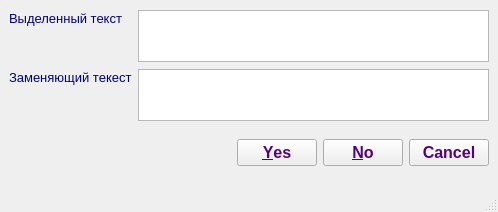
Qt form _internal/dialogue.ui (LeonidBolshakov/keyboard) before a commit.
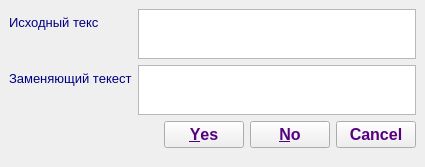
The same form after that commit. Custom widgets are drawn as their Qt base class.

What changed in the file:
```diff
--- a/_internal/dialogue.ui
+++ b/_internal/dialogue.ui
@@ -6,16 +6,16 @@
    <rect>
     <x>0</x>
     <y>0</y>
-    <width>498</width>
-    <height>212</height>
+    <width>425</width>
+    <height>167</height>
    </rect>
   </property>
   <property name="windowTitle">
    <string>Замена выделенного текста</string>
   </property>
   <widget class="QWidget" name="centralwidget">
-   <layout class="QGridLayout" name="gridLayout">
-    <item row="0" column="0">
+   <layout class="QVBoxLayout" name="verticalLayout">
+    <item>
      <layout class="QFormLayout" name="formLayout">
       <item row="0" column="0">
        <widget class="QLabel" name="label">
@@ -25,10 +25,16 @@
           <verstretch>0</verstretch>
          </sizepolicy>
         </property>
+        <property name="minimumSize">
+         <size>
+          <width>0</width>
+          <height>0</height>
+         </size>
+        </property>
         <property name="maximumSize">
          <size>
           <width>256</width>
-          <height>17</height>
+          <height>50</height>
          </size>
         </property>
         <property name="palette">
@@ -74,14 +80,17 @@
          </font>
         </property>
         <property name="text">
-         <string>Выделенный текст</string>
+         <string>Исходный текс</string>
         </property>
        </widget>
       </item>
       <item row="0" column="1">
-       <widget class="QTextBrowser" name="txtBrowSource">
+       <widget class="CustomTextEdit" name="txtEditSource">
+        <property name="enabled">
+         <bool>true</bool>
+        </property>
         <property name="sizePolicy">
-         <sizepolicy hsizetype="Expanding" vsizetype="Preferred">
+         <sizepolicy hsizetype="Expanding" vsizetype="Fixed">
           <horstretch>0</horstretch>
           <verstretch>0</verstretch>
          </sizepolicy>
@@ -89,67 +98,40 @@
         <property name="minimumSize">
          <size>
           <width>0</width>
-          <height>52</height>
+          <height>0</height>
          </size>
         </property>
         <property name="maximumSize">
          <size>
-          <width>1000000</width>
-          <height>22</height>
+          <width>16777215</width>
+          <height>50</height>
          </size>
         </property>
         <property name="palette">
          <palette>
           <active>
-           <colorrole role="WindowText">
-            <brush brushstyle="SolidPattern">
-             <color alpha="255">
-              <red>0</red>
-              <green>0</green>
-              <blue>0</blue>
-             </color>
-            </brush>
-           </colorrole>
            <colorrole role="Text">
             <brush brushstyle="SolidPattern">
              <color alpha="255">
               <red>0</red>
               <green>0</green>
-              <blue>255</blue>
+              <blue>127</blue>
              </color>
             </brush>
            </colorrole>
           </active>
           <inactive>
-           <colorrole role="WindowText">
-            <brush brushstyle="SolidPattern">
-             <color alpha="255">
-              <red>0</red>
-              <green>0</green>
-              <blue>0</blue>
-             </color>
-            </brush>
-           </colorrole>
            <colorrole role="Text">
             <brush brushstyle="SolidPattern">
              <color alpha="255">
               <red>0</red>
               <green>0</green>
-              <blue>255</blue>
+              <blue>127</blue>
              </color>
             </brush>
            </colorrole>
           </inactive>
           <disabled>
-           <colorrole role="WindowText">
-            <brush brushstyle="SolidPattern">
-             <color alpha="255">
-              <red>120</red>
-              <green>120</green>
-              <blue>120</blue>
-             </color>
-            </brush>
-           </colorrole>
            <colorrole role="Text">
             <brush brushstyle="SolidPattern">
              <color alpha="255">
@@ -177,10 +159,16 @@
           <verstretch>0</verstretch>
          </sizepolicy>
         </property>
+        <property name="minimumSize">
+         <size>
+          <width>0</width>
+          <height>0</height>
+         </size>
+        </property>
         <property name="maximumSize">
          <size>
           <width>256</width>
-          <height>17</height>
+          <height>50</height>
          </size>
         </property>
         <property name="palette">
@@ -231,9 +219,12 @@
        </widget>
       </item>
       <item row="1" column="1">
-       <widget class="QTextBrowser" name="txtBrowReplace">
+       <widget class="QTextEdit" name="txtEditReplace">
+        <property name="enabled">
+         <bool>true</bool>
+        </property>
         <property name="sizePolicy">
-         <sizepolicy hsizetype="Expanding" vsizetype="Expanding">
+         <sizepolicy hsizetype="Expanding" vsizetype="Fixed">
           <horstretch>0</horstretch>
           <verstretch>0</verstretch>
          </sizepolicy>
@@ -241,67 +232,40 @@
         <property name="minimumSize">
          <size>
           <width>0</width>
-          <height>52</height>
+          <height>0</height>
          </size>
         </property>
         <property name="maximumSize">
          <size>
-          <width>1000000</width>
-          <height>22</height>
+          <width>16777215</width>
+          <height>50</height>
          </size>
         </property>
         <property name="palette">
          <palette>
           <active>
-           <colorrole role="WindowText">
-            <brush brushstyle="SolidPattern">
-             <color alpha="255">
-              <red>0</red>
-              <green>0</green>
-              <blue>0</blue>
-             </color>
-            </brush>
-           </colorrole>
            <colorrole role="Text">
             <brush brushstyle="SolidPattern">
              <color alpha="255">
               <red>0</red>
               <green>0</green>
-              <blue>255</blue>
+              <blue>127</blue>
              </color>
             </brush>
            </colorrole>
           </active>
           <inactive>
-           <colorrole role="WindowText">
-            <brush brushstyle="SolidPattern">
-             <color alpha="255">
-              <red>0</red>
-              <green>0</green>
-              <blue>0</blue>
-             </color>
-            </brush>
-           </colorrole>
            <colorrole role="Text">
             <brush brushstyle="SolidPattern">
              <color alpha="255">
               <red>0</red>
               <green>0</green>
-              <blue>255</blue>
+              <blue>127</blue>
              </color>
             </brush>
            </colorrole>
           </inactive>
           <disabled>
-           <colorrole role="WindowText">
-            <brush brushstyle="SolidPattern">
-             <color alpha="255">
-              <red>120</red>
-              <green>120</green>
-              <blue>120</blue>
-             </color>
-            </brush>
-           </colorrole>
            <colorrole role="Text">
             <brush brushstyle="SolidPattern">
              <color alpha="255">
@@ -326,13 +290,13 @@
         <property name="minimumSize">
          <size>
           <width>0</width>
-          <height>50</height>
+          <height>0</height>
          </size>
         </property>
         <property name="maximumSize">
          <size>
           <width>16777215</width>
-          <height>16777215</height>
+          <height>50</height>
          </size>
         </property>
         <property name="palette">
@@ -397,12 +361,14 @@
     </item>
    </layout>
   </widget>
-  <widget class="QStatusBar" name="statusbar"/>
  </widget>
- <tabstops>
-  <tabstop>txtBrowSource</tabstop>
-  <tabstop>txtBrowReplace</tabstop>
- </tabstops>
+ <customwidgets>
+  <customwidget>
+   <class>CustomTextEdit</class>
+   <extends>QTextEdit</extends>
+   <header>customtextedit</header>
+  </customwidget>
+ </customwidgets>
  <resources/>
  <connections/>
 </ui>
```
Left out of the diff: 6 changed lines with no effect on the pictures.
